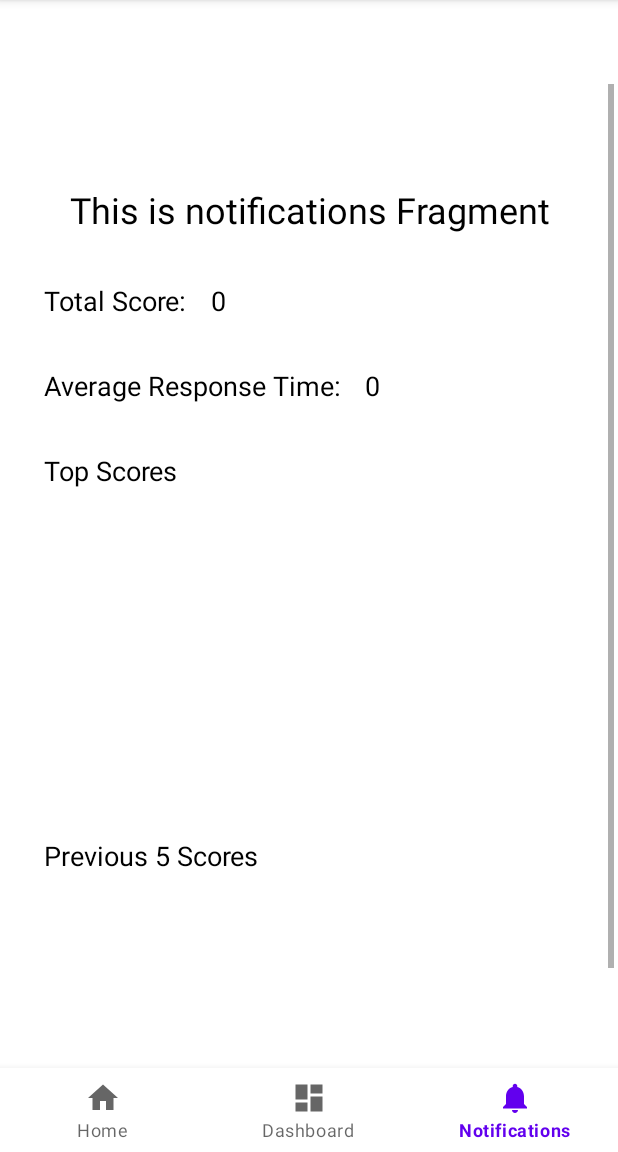
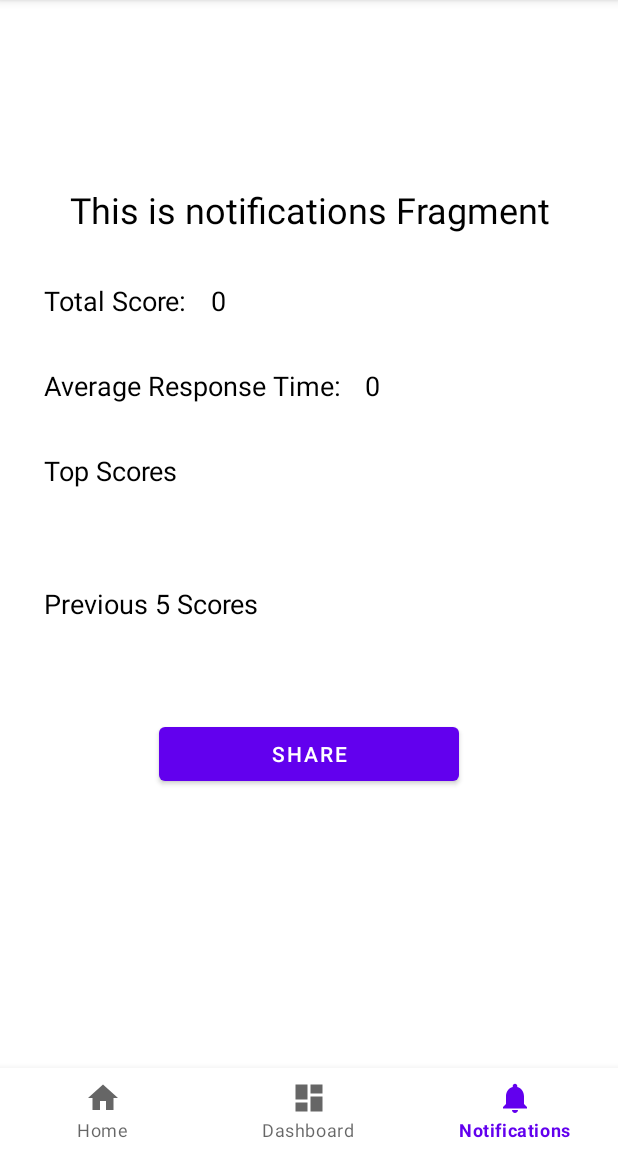
Before and after one commit to aidenlignieres/CP3406-EducationApp, an Android app: the NotificationsFragment screen opened through its navigation route, on a phone screen of 412 x 824 dp, the part 84-1236 px from its top. Run offline under Robolectric (Android 15) with nearby library versions, the phone set to English and light mode, and no system bars; our stand-ins replace navigation-ui.

Commit message:
Added textView with no content to help with scroll feature

```diff
--- a/app/src/main/res/layout/fragment_notifications.xml
+++ b/app/src/main/res/layout/fragment_notifications.xml
@@ -5,18 +5,19 @@
     <LinearLayout
         android:layout_width="match_parent"
         android:layout_height="wrap_content"
-        android:orientation="vertical">
+        android:orientation="vertical"
+        android:layout_marginTop="90dp"
+        android:gravity="center">
 
         <TextView
             android:id="@+id/userStatsTitle"
             android:layout_width="match_parent"
             android:layout_height="wrap_content"
+            android:padding="16dp"
             android:text="@string/user_statistics"
-            android:textSize="24sp"
+            android:textAlignment="center"
             android:textColor="@android:color/black"
-            android:textAlignment="center"
-            android:padding="16dp"
-            android:layout_marginTop="90dp"/>
+            android:textSize="24sp" />
 
         <LinearLayout
             android:layout_width="match_parent"
@@ -83,11 +84,11 @@
         <LinearLayout
             android:id="@+id/topScoresLayout"
             android:layout_width="match_parent"
-            android:layout_height="200dp"
+            android:layout_height="wrap_content"
+            android:layout_marginLeft="10dp"
+            android:layout_marginRight="10dp"
             android:orientation="vertical"
-            android:padding="16dp"
-            android:layout_marginLeft="10dp"
-            android:layout_marginRight="10dp">
+            android:padding="16dp">
 
             <!-- Add TextViews dynamically for top scores -->
 
@@ -106,11 +107,11 @@
         <LinearLayout
             android:id="@+id/previousScoresLayout"
             android:layout_width="match_parent"
-            android:layout_height="200dp"
+            android:layout_height="wrap_content"
+            android:layout_marginLeft="10dp"
+            android:layout_marginRight="10dp"
             android:orientation="vertical"
-            android:padding="16dp"
-            android:layout_marginLeft="10dp"
-            android:layout_marginRight="10dp">
+            android:padding="16dp">
 
             <!-- Add TextViews dynamically for previous scores -->
 
@@ -124,6 +125,10 @@
             android:layout_gravity="center"
             android:text="@string/share" />
 
+        <TextView
+            android:layout_width="match_parent"
+            android:layout_height="200dp"
+            android:background="@android:color/transparent" />
     </LinearLayout>
 
 </ScrollView>
```
Lines whose indentation alone changed are shown as unchanged.
